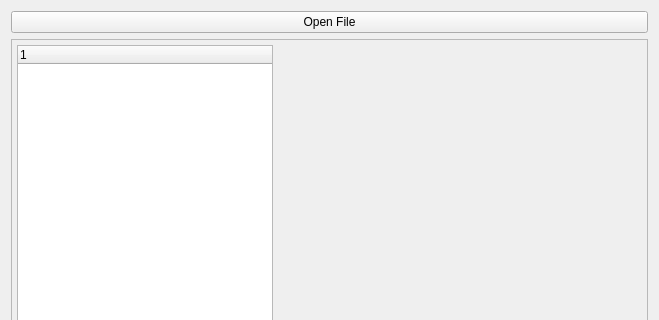
Above: curve/curvewindow.ui from SoloMainDeveloper/TurbineQC before the change; both pictures show x 0 to 659 and y 0 to 320 of the 659 by 463 pixel window. Below: the same form after it.
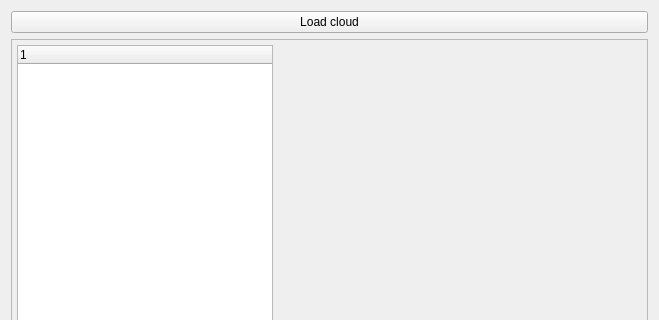
That is the form after the change. Custom widgets are drawn as their Qt base class.

What changed in the file:
```diff
--- a/curve/curvewindow.ui
+++ b/curve/curvewindow.ui
@@ -83,7 +83,7 @@
     <item row="0" column="0">
      <widget class="QPushButton" name="OpenFileButton">
       <property name="text">
-       <string>Open File</string>
+       <string>Load cloud</string>
       </property>
      </widget>
     </item>
```
Left out of the diff: 2 changed lines with no effect on the pictures.
